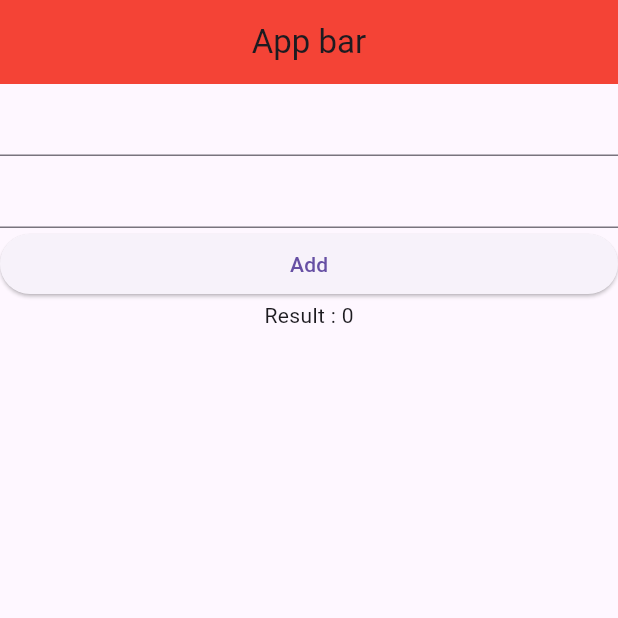
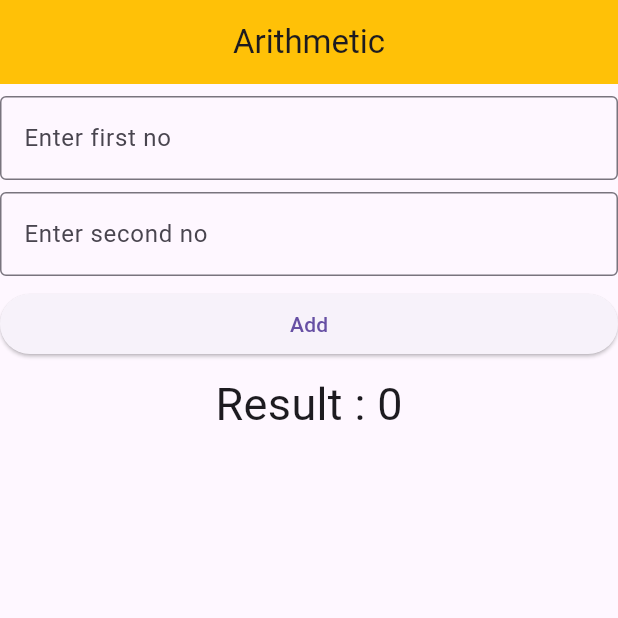
Before and after one commit to kiranrana8973/batch34_b_new, a Flutter app: the screen it shows after launch, on a phone screen of 412 x 824 dp, the top half of it. Run offline on Flutter 3.47's test engine with Material 3 defaults, Android fonts, the phone set to English and light mode, and no system bars.

Commit message:
Added setstate

```diff
--- a/lib/view/first_view.dart
+++ b/lib/view/first_view.dart
@@ -1,26 +1,65 @@
 import 'package:flutter/material.dart';
 
-class FirstView extends StatelessWidget {
+class FirstView extends StatefulWidget {
   const FirstView({super.key});
 
+  @override
+  State<FirstView> createState() => _FirstViewState();
+}
+
+class _FirstViewState extends State<FirstView> {
+  int first = 0;
+  int second = 0;
+  int result = 0;
   @override
   Widget build(BuildContext context) {
     return Scaffold(
       appBar: AppBar(
-        title: Text("App bar"),
+        title: Text("Arithmetic"),
         centerTitle: true,
-        backgroundColor: Colors.red,
+        backgroundColor: Colors.amber,
         elevation: 0,
       ),
       body: Column(
         children: [
-          TextField(),
-          TextField(),
+          SizedBox(height: 8),
+          TextField(
+            onChanged: (value) {
+              first = int.parse(value);
+            },
+            keyboardType: TextInputType.number,
+            decoration: InputDecoration(
+              border: OutlineInputBorder(),
+              labelText: "Enter first no",
+            ),
+          ),
+          SizedBox(height: 8),
+          TextField(
+            onChanged: (value) {
+              second = int.parse(value);
+            },
+            keyboardType: TextInputType.number,
+            decoration: InputDecoration(
+              border: OutlineInputBorder(),
+              labelText: "Enter second no",
+            ),
+          ),
+          SizedBox(height: 8),
+
           SizedBox(
             width: double.infinity,
-            child: ElevatedButton(onPressed: () {}, child: Text("Add")),
+            child: ElevatedButton(
+              onPressed: () {
+                setState(() {
+                  result = first + second;
+                });
+              },
+              child: Text("Add"),
+            ),
           ),
-          Text("Result : 0"),
+          SizedBox(height: 8),
+
+          Text("Result : $result", style: TextStyle(fontSize: 30)),
         ],
       ),
     );
```
